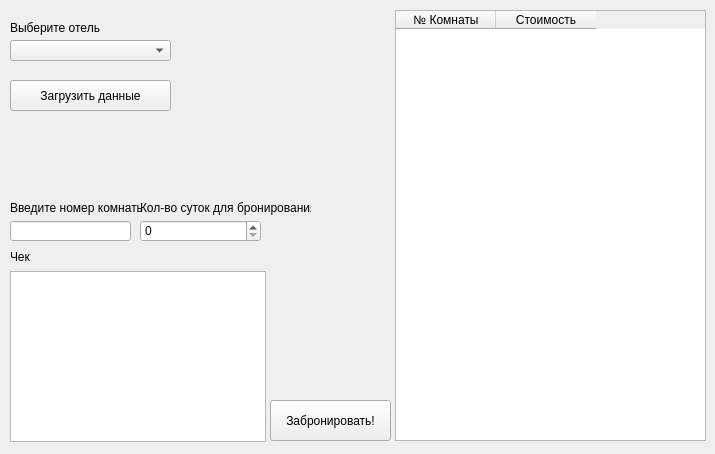
The window that UIforms/BookForm.ui (sadmoodd/Hotel1) describes before a commit, drawn with Qt 5.
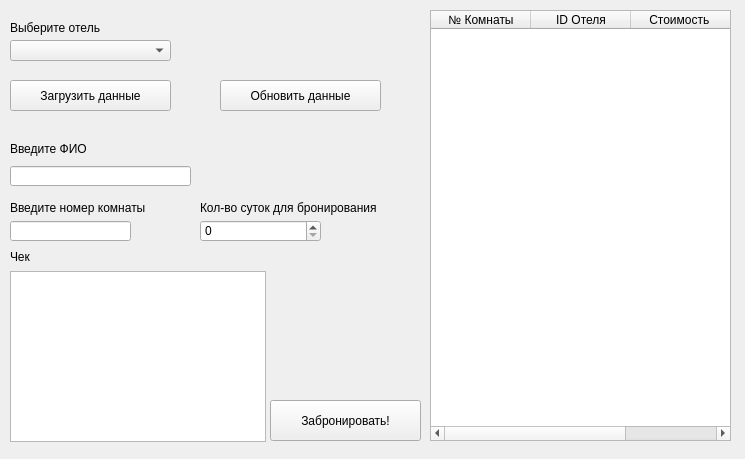
The same window after the commit.

Commit message: BookForm update and realize the booking process without table connection and print the Check

What changed in the file:
```diff
--- a/UIforms/BookForm.ui
+++ b/UIforms/BookForm.ui
@@ -6,33 +6,13 @@
    <rect>
     <x>0</x>
     <y>0</y>
-    <width>715</width>
-    <height>454</height>
+    <width>745</width>
+    <height>459</height>
    </rect>
   </property>
   <property name="windowTitle">
    <string>Бронирование комнаты</string>
   </property>
-  <widget class="QTableWidget" name="tableWidget">
-   <property name="geometry">
-    <rect>
-     <x>395</x>
-     <y>10</y>
-     <width>311</width>
-     <height>431</height>
-    </rect>
-   </property>
-   <column>
-    <property name="text">
-     <string>№ Комнаты</string>
-    </property>
-   </column>
-   <column>
-    <property name="text">
-     <string>Стоимость</string>
-    </property>
-   </column>
-  </widget>
   <widget class="QComboBox" name="comboBox">
    <property name="geometry">
     <rect>
@@ -48,7 +28,7 @@
     <rect>
      <x>10</x>
      <y>20</y>
-     <width>111</width>
+     <width>121</width>
      <height>16</height>
     </rect>
    </property>
@@ -92,7 +72,7 @@
   <widget class="QSpinBox" name="spinBox">
    <property name="geometry">
     <rect>
-     <x>140</x>
+     <x>200</x>
      <y>220</y>
      <width>121</width>
      <height>22</height>
@@ -104,7 +84,7 @@
     <rect>
      <x>10</x>
      <y>200</y>
-     <width>131</width>
+     <width>171</width>
      <height>16</height>
     </rect>
    </property>
@@ -115,9 +95,9 @@
   <widget class="QLabel" name="label_3">
    <property name="geometry">
     <rect>
-     <x>140</x>
+     <x>200</x>
      <y>200</y>
-     <width>171</width>
+     <width>231</width>
      <height>16</height>
     </rect>
    </property>
@@ -130,7 +110,7 @@
     <rect>
      <x>270</x>
      <y>400</y>
-     <width>121</width>
+     <width>151</width>
      <height>41</height>
     </rect>
    </property>
@@ -151,6 +131,76 @@
     <string>Чек</string>
    </property>
   </widget>
+  <widget class="QPushButton" name="updateBtn">
+   <property name="geometry">
+    <rect>
+     <x>220</x>
+     <y>80</y>
+     <width>161</width>
+     <height>31</height>
+    </rect>
+   </property>
+   <property name="text">
+    <string>Обновить данные</string>
+   </property>
+  </widget>
+  <widget class="QTableWidget" name="tableWidget">
+   <property name="geometry">
+    <rect>
+     <x>430</x>
+     <y>10</y>
+     <width>301</width>
+     <height>431</height>
+    </rect>
+   </property>
+   <property name="sizeAdjustPolicy">
+    <enum>QAbstractScrollArea::SizeAdjustPolicy::AdjustToContents</enum>
+   </property>
+   <property name="showGrid">
+    <bool>true</bool>
+   </property>
+   <property name="columnCount">
+    <number>3</number>
+   </property>
+   <column>
+    <property name="text">
+     <string>№ Комнаты</string>
+    </property>
+   </column>
+   <column>
+    <property name="text">
+     <string>ID Отеля</string>
+    </property>
+   </column>
+   <column>
+    <property name="text">
+     <string>Стоимость </string>
+    </property>
+   </column>
+  </widget>
+  <widget class="QLineEdit" name="fio">
+   <property name="geometry">
+    <rect>
+     <x>10</x>
+     <y>166</y>
+     <width>181</width>
+     <height>20</height>
+    </rect>
+   </property>
+  </widget>
+  <widget class="QLabel" name="label_5">
+   <property name="geometry">
+    <rect>
+     <x>10</x>
+     <y>140</y>
+     <width>111</width>
+     <height>18</height>
+    </rect>
+   </property>
+   <property name="text">
+    <string>Введите ФИО</string>
+   </property>
+  </widget>
  </widget>
  <resources/>
  <connections/>
```
The commit also changes 1635 other files.
